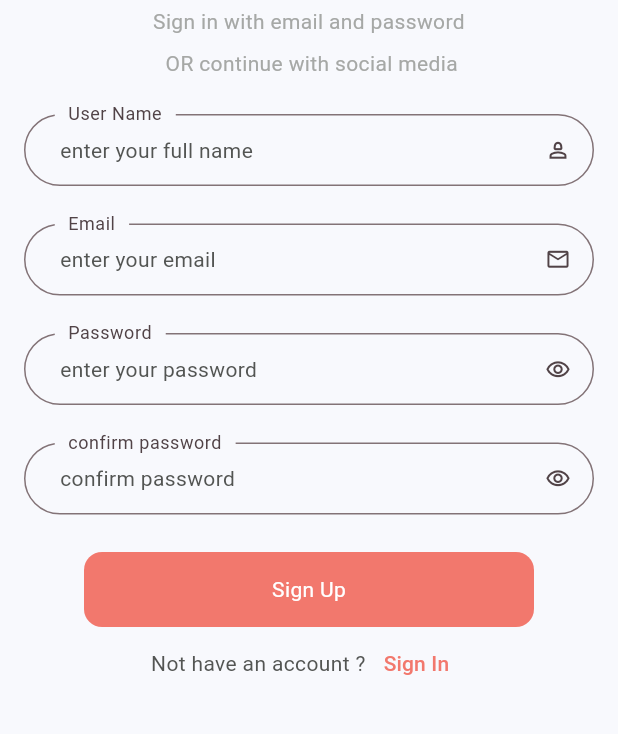
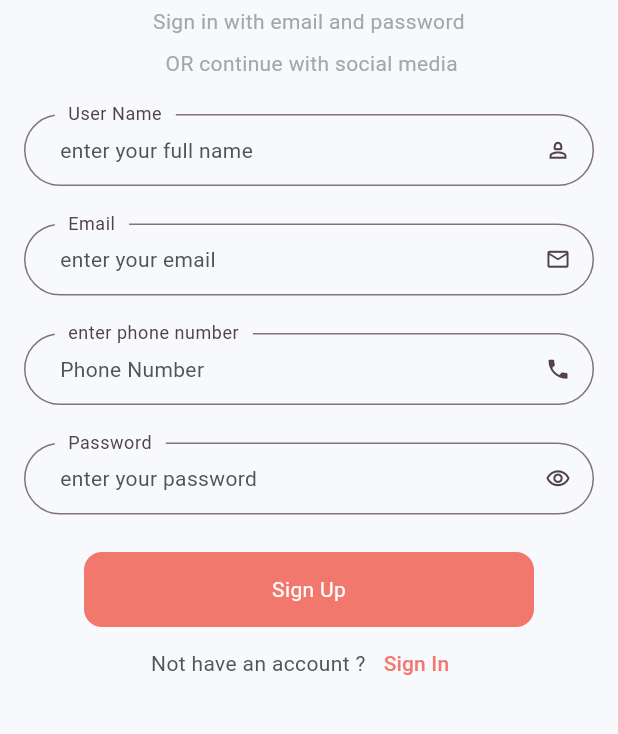
Before and after one commit to rehamYahia/TMB, a Flutter app: the RegisterScreen screen opened by its route, on a phone screen of 412 x 824 dp, the part 324-1058 px from its top. Run offline on Flutter 3.47's test engine with Material 3 defaults, Android fonts, the phone set to English and light mode, and no system bars; our stand-ins replace flutter_otp_text_field, flutter_svg, get, shared_preferences; accounts and stored records are empty.

Commit message:
add auth sucess screens

```diff
--- a/lib/controller/auth/register_controller.dart
+++ b/lib/controller/auth/register_controller.dart
@@ -6,6 +6,7 @@ import '../../core/constant/routes/navigate.dart';
 abstract class RegisterController extends GetxController {
   navigateToSignIn();
   signUp();
+  navigateToSucessSignUp();
 }
 
 class RegisterControllerImp extends RegisterController {
@@ -26,4 +27,9 @@ class RegisterControllerImp extends RegisterController {
   void dispose() {
     super.dispose();
   }
+
+  @override
+  navigateToSucessSignUp() {
+    Go.off(AppRoutes.sucessSignUp);
+  }
 }
--- a/lib/controller/auth/reset_password_controller.dart
+++ b/lib/controller/auth/reset_password_controller.dart
@@ -5,13 +5,13 @@ import '../../core/constant/routes/navigate.dart';
 
 abstract class ResetPasswordController extends GetxController {
   resetPassword();
-  navigateToLogin();
+  navigateToSucessReset();
 }
 
 class ResetPasswordControllerImp extends ResetPasswordController {
   @override
-  navigateToLogin() {
-    Go.off(AppRoutes.login);
+  navigateToSucessReset() {
+    Go.off(AppRoutes.sucessResetPassword);
   }
 
   @override
--- a/lib/core/constant/routes/app_routes.dart
+++ b/lib/core/constant/routes/app_routes.dart
@@ -5,4 +5,6 @@ class AppRoutes {
   static const String forgetPassword = "/forgetPassword";
   static const String verifyCode = "/verifyCode";
   static const String resetPassword = "/resetPassword";
+  static const String sucessResetPassword = "/sucessResetPassword";
+  static const String sucessSignUp = "/sucessSignUp";
 }
--- a/lib/core/localization/lang/ar.dart
+++ b/lib/core/localization/lang/ar.dart
@@ -36,4 +36,6 @@ Map<String, String> ar = {
   "reset_password": "إعادة تعيين كلمة المرور",
   "reset_password_welcome":
       "أدخل كلمة مرورك الجديدة\n  لتتمكن من إعادة تعيين كلمة المرور.",
+  "phone_number": "رقم الهاتف",
+  "enter_phone_number": "ادخل رقم الهاتف",
 };
--- a/lib/core/localization/lang/en.dart
+++ b/lib/core/localization/lang/en.dart
@@ -38,4 +38,6 @@ Map<String, String> en = {
   "reset_password": "Reset Password",
   "reset_password_welcome":
       "enter your new password \n to can do reset password",
+  "phone_number": "Phone Number",
+  "enter_phone_number": "enter phone number",
 };
--- a/lib/route.dart
+++ b/lib/route.dart
@@ -4,6 +4,8 @@ import 'package:noon/view/screens/auth/forget_password.dart';
 import 'package:noon/view/screens/auth/login_screen.dart';
 import 'package:noon/view/screens/auth/register_screen.dart';
 import 'package:noon/view/screens/auth/reset_password.dart';
+import 'package:noon/view/screens/auth/sucess_reset_password.dart';
+import 'package:noon/view/screens/auth/sucess_signup_password.dart';
 import 'package:noon/view/screens/auth/verify_code.dart';
 import 'package:noon/view/screens/onboarding/onboarding.dart';
 
@@ -14,4 +16,6 @@ Map<String, Widget Function(BuildContext)> routes = {
   AppRoutes.forgetPassword: (context) => ForgetPassword(),
   AppRoutes.verifyCode: (context) => VerifyCode(),
   AppRoutes.resetPassword: (context) => ResetPassword(),
+  AppRoutes.sucessResetPassword: (context) => SucessResetPassword(),
+  AppRoutes.sucessSignUp: (context) => SucessSignupPassword(),
 };
--- a/lib/view/screens/auth/register_screen.dart
+++ b/lib/view/screens/auth/register_screen.dart
@@ -62,17 +62,18 @@ class RegisterScreen extends GetView<SettingServices> {
               SizedBox(height: 10),
               customTextFormField(
                 emailController,
+                "phone_number".tr,
+                "enter_phone_number".tr,
+                Icons.phone,
+              ),
+              SizedBox(height: 10),
+              customTextFormField(
+                emailController,
                 "enter_your_password".tr,
                 "password".tr,
                 Icons.remove_red_eye_outlined,
               ),
-              SizedBox(height: 10),
-              customTextFormField(
-                emailController,
-                "confirm_password".tr,
-                "confirm_password".tr,
-                Icons.remove_red_eye_outlined,
-              ),
+
               SizedBox(height: 10),
 
               CustomButton(
--- a/lib/view/screens/auth/reset_password.dart
+++ b/lib/view/screens/auth/reset_password.dart
@@ -72,7 +72,7 @@ class ResetPassword extends StatelessWidget {
                 AppColors.white,
                 12,
                 () {
-                  resetPasswordControllerImp.navigateToLogin();
+                  resetPasswordControllerImp.navigateToSucessReset();
                 },
               ),
             ],
--- a/lib/view/screens/auth/verify_code.dart
+++ b/lib/view/screens/auth/verify_code.dart
@@ -47,6 +47,11 @@ class VerifyCode extends StatelessWidget {
 
               SizedBox(height: 40),
               OtpTextField(
+                cursorColor: AppColors.grey,
+                disabledBorderColor: AppColors.light_grey,
+                enabledBorderColor: AppColors.light_grey,
+                fillColor: AppColors.primaryColor,
+                focusedBorderColor: AppColors.primaryColor,
                 fieldWidth: 50,
                 borderRadius: BorderRadius.circular(20),
                 numberOfFields: 5,
```
Also changed, not shown: lib/view/screens/auth/sucess_reset_password.dart (added, +10 -0 lines), lib/view/screens/auth/sucess_signup_password.dart (added, +10 -0 lines).
